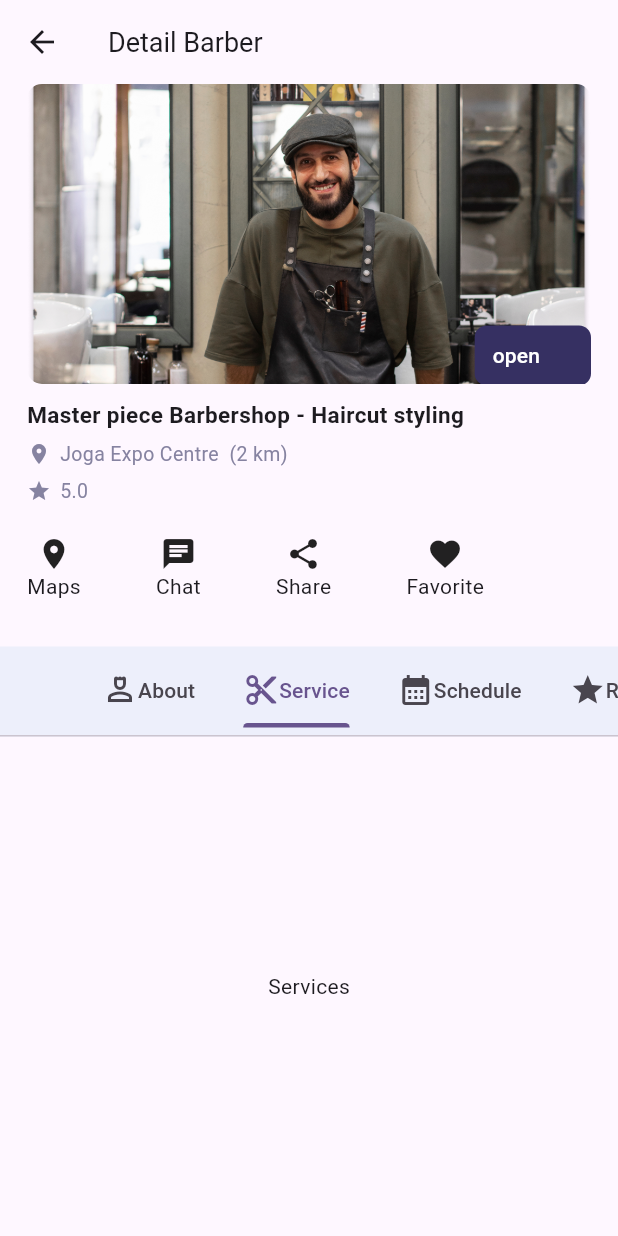
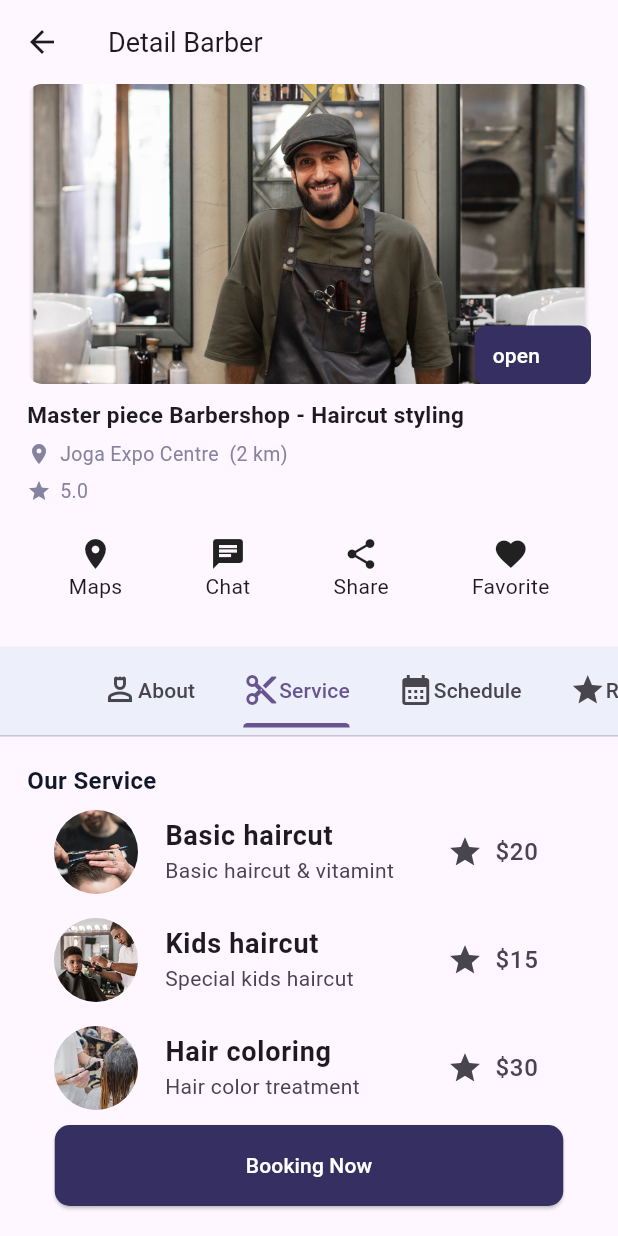
Before and after one commit to qaisarcode/hair_cut, a Flutter app: the BarberDetaills screen opened directly, tab 2 chosen, on a phone screen of 412 x 824 dp. Run offline on Flutter 3.47's test engine with Material 3 defaults, Android fonts, the phone set to English and light mode, and no system bars.

Commit message:
here i put some new tyape of pictures for our serviices and also in may application files

```diff
--- a/lib/Screens/barber_detaills.dart
+++ b/lib/Screens/barber_detaills.dart
@@ -1,4 +1,5 @@
 import 'package:flutter/material.dart';
+import 'package:hair_cut/Utils/elevated_bu.dart';
 import 'package:hair_cut/Utils/our_tim.dart';
 import 'package:hair_cut/Utils/recomanded_shop_co.dart';
 
@@ -10,6 +11,61 @@ class BarberDetaills extends StatefulWidget {
 }
 
 class _BarberDetaillsState extends State<BarberDetaills> {
+  final List<OurTim> data = [
+    OurTim(
+      image: "assets/images/e1.png",
+      name: "Luther Hammes",
+      subtitle: "Specialist Haircut",
+      addyou: "5.0",
+      icon: Icons.star,
+    ),
+    OurTim(
+      image: "assets/images/e2.png",
+      name: "Emanuel Bernier",
+      subtitle: "Specialist Coloring",
+      addyou: "4.5",
+      icon: Icons.star,
+    ),
+    OurTim(
+      image: "assets/images/e3.png",
+      name: "Karl Vandervort",
+      subtitle: "Specialist Treatment",
+      addyou: "4.5",
+      icon: Icons.star,
+    ),
+  ];
+  final List<OurTim> ldata = [
+    OurTim(
+      image: "assets/images/c1.png",
+      name: "Basic haircut",
+      subtitle: "Basic haircut & vitamint",
+      addyou: "\$20",
+    ),
+    OurTim(
+      image: "assets/images/c2.png",
+      name: "Kids haircut",
+      subtitle: "Special kids haircut",
+      addyou: "\$15",
+    ),
+    OurTim(
+      image: "assets/images/c3.png",
+      name: "Hair coloring",
+      subtitle: "Hair color treatment",
+      addyou: "\$30",
+    ),
+    OurTim(
+      image: "assets/images/c4.png",
+      name: "Hair treatment",
+      subtitle: "Special full treatment",
+      addyou: "\$10",
+    ),
+    OurTim(
+      image: "assets/images/c5.png",
+      name: "Special massage",
+      subtitle: "Additional massage",
+      addyou: "\$10",
+    ),
+  ];
   @override
   Widget build(BuildContext context) {
     return DefaultTabController(
@@ -36,13 +92,11 @@ class _BarberDetaillsState extends State<BarberDetaills> {
                   ),
                   SizedBox(height: 20),
                   Row(
+                    mainAxisAlignment: MainAxisAlignment.spaceAround,
                     children: [
                       Column(children: [Icon(Icons.location_on), Text("Maps")]),
-                      SizedBox(width: 50),
                       Column(children: [Icon(Icons.chat), Text("Chat")]),
-                      SizedBox(width: 50),
                       Column(children: [Icon(Icons.share), Text("Share")]),
-                      SizedBox(width: 50),
                       Column(
                         children: [Icon(Icons.favorite), Text("Favorite")],
                       ),
@@ -83,6 +137,7 @@ class _BarberDetaillsState extends State<BarberDetaills> {
                 children: [
                   Padding(
                     padding: const EdgeInsets.symmetric(horizontal: 18),
+                    child: SingleChildScrollView(
                       child: Column(
                         crossAxisAlignment: CrossAxisAlignment.start,
                         children: [
@@ -112,6 +167,7 @@ class _BarberDetaillsState extends State<BarberDetaills> {
                               Text("09.00  am - 09.00 pm  "),
                             ],
                           ),
+                          SizedBox(height: 20),
                           Text(
                             "Our Tim",
                             style: TextStyle(
@@ -120,22 +176,68 @@ class _BarberDetaillsState extends State<BarberDetaills> {
                               fontWeight: FontWeight.bold,
                             ),
                           ),
-                        OurTim(
-                          image: "assets/images/e1.png",
-                          name: "Luther Hammes",
-                          subtitle: "Specialist Haircut",
-                          addyou: "5.0",
+                          ListView.builder(
+                            shrinkWrap: true,
+                            physics: NeverScrollableScrollPhysics(),
+                            itemCount: data.length,
+                            itemBuilder: (context, index) {
+                              final tim = data[index];
+                              return OurTim(
+                                image: tim.image,
+                                name: tim.name,
+                                subtitle: tim.subtitle,
+                                addyou: tim.addyou,
+                              );
+                            },
                           ),
+                          SizedBox(height: 20),
                         ],
                       ),
                     ),
-                  Center(child: Text("Services")),
-
+                  ),
+                  SingleChildScrollView(
+                    child: Padding(
+                      padding: const EdgeInsets.symmetric(
+                        horizontal: 18,
+                        vertical: 18,
+                      ),
+                      child: Column(
+                        crossAxisAlignment: CrossAxisAlignment.start,
+                        children: [
+                          Text(
+                            "Our Service",
+                            style: TextStyle(
+                              color: Color(0xff111827),
+                              fontSize: 16,
+                              fontWeight: FontWeight.bold,
+                            ),
+                          ),
+                          ListView.builder(
+                            shrinkWrap: true,
+                            physics: NeverScrollableScrollPhysics(),
+                            itemCount: ldata.length,
+                            itemBuilder: (context, index) {
+                              final t = ldata[index];
+                              return OurTim(
+                                image: t.image,
+                                name: t.name,
+                                subtitle: t.subtitle,
+                                addyou: t.addyou,
+                              );
+                            },
+                          ),
+                          SizedBox(height: 20),
+                        ],
+                      ),
+                    ),
+                  ),
                   Center(child: Text("Shaduled")),
                   Center(child: Text("Review")),
                 ],
               ),
             ),
+            ElevatedBu(onPressed: () {}, name: "Booking Now"),
+            SizedBox(height: 20),
           ],
         ),
       ),
--- a/lib/Screens/home_screen.dart
+++ b/lib/Screens/home_screen.dart
@@ -15,7 +15,6 @@ class HomeScreen extends StatefulWidget {
 }
 
 class _HomeScreenState extends State<HomeScreen> {
-  int tiselectedindex = 0;
   double _rating = 3.0;
   int iselectedindex = 0;
   final PageController _pageController = PageController();
--- a/lib/Utils/our_tim.dart
+++ b/lib/Utils/our_tim.dart
@@ -18,6 +18,23 @@ class OurTim extends StatelessWidget {
 
   @override
   Widget build(BuildContext context) {
-    return ListTile(leading: CircleAvatar(backgroundImage: AssetImage(image)));
+    return ListTile(
+      leading: CircleAvatar(radius: 30, backgroundImage: AssetImage(image)),
+      title: Text(
+        name,
+        style: TextStyle(fontSize: 18, fontWeight: FontWeight.bold),
+      ),
+      subtitle: Text(subtitle),
+      trailing: SizedBox(
+        width: 80,
+        child: Row(
+          mainAxisAlignment: MainAxisAlignment.end,
+          children: [
+            Expanded(child: Icon(Icons.star)),
+            Expanded(child: Text(addyou, style: TextStyle(fontSize: 16))),
+          ],
+        ),
+      ),
+    );
   }
 }
```
Also changed, not shown: assets/images/c1.png (added), assets/images/c2.png (added), assets/images/c3.png (added), assets/images/c4.png (added), assets/images/c5.png (added), assets/images/e3.png (renamed from assets/images/Photo profile (2).png). Lines whose indentation alone changed are shown as unchanged.
